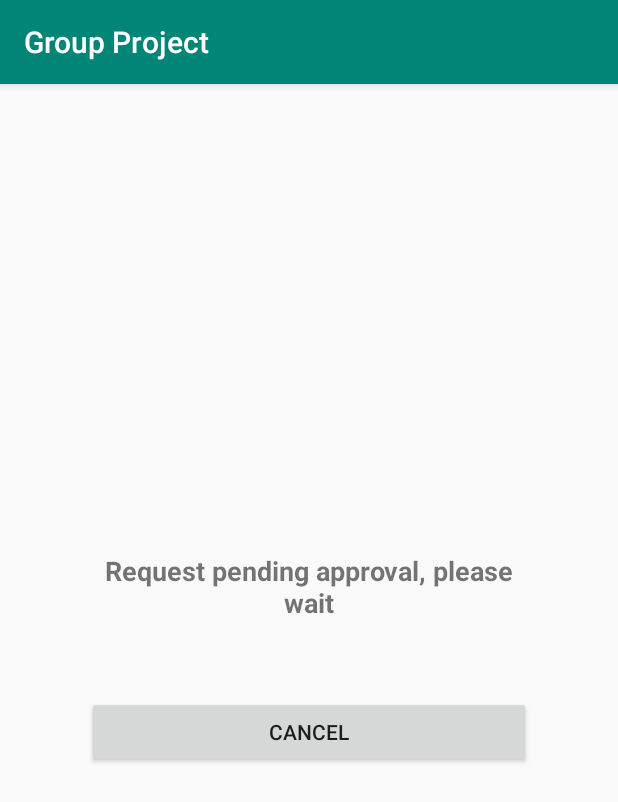
After one commit to ConorOLeary98/Group-Project, an Android app: the PendingRequest screen opened directly, with no data from a screen before it, on a phone screen of 412 x 824 dp. The commit adds this screen. Shown: the top 802 px of the screen. Run offline under Robolectric (Android 15) with nearby library versions, the phone set to English and light mode, and no system bars; our stand-ins replace Firebase (no records; nobody signed in at launch, a user with empty details on screens opened directly); 2 statements that could not run were skipped.

Commit message:
Made booking sequence work from form to map to trip finished state

```diff
--- a/Android App/app/src/main/AndroidManifest.xml
+++ b/Android App/app/src/main/AndroidManifest.xml
@@ -8,7 +8,7 @@
          location permissions for the 'MyLocation' functionality.
     -->
     <uses-permission android:name="android.permission.ACCESS_FINE_LOCATION" />
-    <uses-permission android:name="android.permission.INTERNET"/>
+    <uses-permission android:name="android.permission.INTERNET" />
 
     <application
         android:allowBackup="true"
@@ -42,7 +42,8 @@
         <activity
             android:name=".MapVehicleViewerActivity"
             android:label="@string/title_activity_map_vehicle_viewer" />
-        <activity android:name=".TripRequestForm"></activity>
+        <activity android:name=".TripRequestForm" />
+        <activity android:name=".PendingRequest"></activity>
     </application>
 
 </manifest>
--- a/Android App/app/src/main/java/ie/lesieckimycit/bartosz/groupproject/MenuActivity.java
+++ b/Android App/app/src/main/java/ie/lesieckimycit/bartosz/groupproject/MenuActivity.java
@@ -13,7 +13,7 @@ public class MenuActivity extends AppCompatActivity {
         super.onCreate(savedInstanceState);
         setContentView(R.layout.activity_menu);
 
-        Button mapBtn = findViewById(R.id.btn_map);
+        /*Button mapBtn = findViewById(R.id.btn_map);
 
         mapBtn.setOnClickListener(new View.OnClickListener() {
             @Override
@@ -22,7 +22,7 @@ public class MenuActivity extends AppCompatActivity {
                 startActivity(intent);
 
             }
-        });
+        });*/
 
     }
 }
--- /dev/null
+++ b/Android App/app/src/main/java/ie/lesieckimycit/bartosz/groupproject/PendingRequest.java
@@ -0,0 +1,95 @@
+package ie.lesieckimycit.bartosz.groupproject;
+
+import android.content.Intent;
+import android.support.annotation.NonNull;
+import android.support.v7.app.AppCompatActivity;
+import android.os.Bundle;
+import android.view.View;
+import android.widget.Button;
+
+import com.google.android.gms.maps.model.LatLng;
+import com.google.firebase.database.DataSnapshot;
+import com.google.firebase.database.DatabaseError;
+import com.google.firebase.database.DatabaseReference;
+import com.google.firebase.database.FirebaseDatabase;
+import com.google.firebase.database.ValueEventListener;
+
+import java.util.concurrent.ThreadLocalRandom;
+
+public class PendingRequest extends AppCompatActivity {
+    private String ID;
+    @Override
+    protected void onCreate(Bundle savedInstanceState) {
+        super.onCreate(savedInstanceState);
+        setContentView(R.layout.activity_pending_request);
+        final Intent i = getIntent();
+
+        final Bundle bundle = i.getParcelableExtra("bundle");
+        LatLng startLatLng = bundle.getParcelable("start");
+        LatLng destLatLng = bundle.getParcelable("dest");
+
+        FirebaseDatabase database = FirebaseDatabase.getInstance();
+        DatabaseReference myRef = database.getReference("tripRequests");
+
+        Request myRequest = new Request(startLatLng,destLatLng);
+
+        //ID random 8 char
+        //state = pending
+        //start = latlng
+        //dest = latlng
+        //vehicleid = ""
+        //userCancel = false
+
+        RandomString gen = new RandomString(8, ThreadLocalRandom.current());
+        ID = gen.nextString();
+        myRef.child(ID).setValue(myRequest);
+
+        DatabaseReference myTripRef = database.getReference("tripRequests").child(ID);
+
+        myTripRef.addValueEventListener(new ValueEventListener() {
+            @Override
+            public void onDataChange(DataSnapshot dataSnapshot) {
+
+                if ("approved".equals(dataSnapshot.child("state").getValue(String.class))){
+                    //TODO nav to map with data
+                    bundle.putString("vehicleID",dataSnapshot.child("vehicleID").getValue(String.class));
+                    Intent intent = new Intent(PendingRequest.this, MapVehicleViewerActivity.class);
+                    intent.putExtra("bundle",bundle);
+
+                    startActivity(intent);
+                }
+                else if("denied".equals(dataSnapshot.child("state").getValue(String.class))){
+                    //TODO alert saying trip denied
+                }
+
+            }
+
+            @Override
+            public void onCancelled(@NonNull DatabaseError databaseError) {
+
+            }
+        });
+
+        Button cancel = findViewById(R.id.btn_user_cancel);
+        cancel.setOnClickListener(new View.OnClickListener() {
+            @Override
+            public void onClick(View v) {
+                cancelTrip();
+            }
+        });
+    }
+    @Override
+    public void onBackPressed() {
+        cancelTrip();
+        Intent intent = new Intent(PendingRequest.this,MenuActivity.class);
+        startActivity(intent);
+    }
+
+    public void cancelTrip(){
+        FirebaseDatabase database = FirebaseDatabase.getInstance();
+        DatabaseReference myRef = database.getReference("tripRequests/" + ID + "/userCanceled");
+        myRef.setValue(new Boolean(true));
+        Intent intent = new Intent(PendingRequest.this, TripRequestForm.class);
+        startActivity(intent);
+    }
+}
--- a/Android App/app/src/main/java/ie/lesieckimycit/bartosz/groupproject/Request.java
+++ b/Android App/app/src/main/java/ie/lesieckimycit/bartosz/groupproject/Request.java
@@ -8,6 +8,7 @@ public class Request {
     public LatLng finish;
     public String state;
     public String vehicleID;
+    public Boolean userCanceled;
 
     public Request(){}
 
@@ -16,5 +17,6 @@ public class Request {
         this.finish = finish;
         this.state = "pending";
         this.vehicleID = "";
+        this.userCanceled = false;
     }
 }
--- /dev/null
+++ b/Android App/app/src/main/res/layout/activity_pending_request.xml
@@ -0,0 +1,42 @@
+<?xml version="1.0" encoding="utf-8"?>
+<android.support.constraint.ConstraintLayout xmlns:android="http://schemas.android.com/apk/res/android"
+    xmlns:app="http://schemas.android.com/apk/res-auto"
+    xmlns:tools="http://schemas.android.com/tools"
+    android:layout_width="match_parent"
+    android:layout_height="match_parent"
+    tools:context=".PendingRequest">
+
+    <LinearLayout
+        android:id="@+id/linearLayout"
+        android:layout_width="0dp"
+        android:layout_height="0dp"
+        android:layout_marginBottom="8dp"
+        android:layout_marginEnd="8dp"
+        android:layout_marginStart="8dp"
+        android:layout_marginTop="8dp"
+        android:gravity="center"
+        android:orientation="vertical"
+        android:paddingLeft="50dp"
+        android:paddingRight="50dp"
+        app:layout_constraintBottom_toBottomOf="parent"
+        app:layout_constraintEnd_toEndOf="parent"
+        app:layout_constraintStart_toStartOf="parent"
+        app:layout_constraintTop_toTopOf="parent">
+
+        <TextView
+            android:id="@+id/textView3"
+            android:layout_width="match_parent"
+            android:layout_height="wrap_content"
+            android:paddingBottom="50dp"
+            android:text="Request pending approval, please wait"
+            android:textAlignment="center"
+            android:textSize="18sp"
+            android:textStyle="bold" />
+
+        <Button
+            android:id="@+id/btn_user_cancel"
+            android:layout_width="match_parent"
+            android:layout_height="wrap_content"
+            android:text="Cancel" />
+    </LinearLayout>
+</android.support.constraint.ConstraintLayout>
--- a/Android App/app/src/main/res/layout/activity_trip_request_form.xml
+++ b/Android App/app/src/main/res/layout/activity_trip_request_form.xml
@@ -17,7 +17,7 @@
 
             <TextView
                 android:id="@+id/textView"
-                android:layout_width="match_parent"
+                android:layout_width="10dp"
                 android:layout_height="wrap_content"
                 android:text="Journey Start"
                 tools:layout_editor_absoluteX="94dp"
@@ -26,7 +26,7 @@
             <AutoCompleteTextView
                 android:id="@+id/autoCompleteTextView"
                 android:layout_width="250dp"
-                android:layout_height="wrap_content"
+                android:layout_height="100dp"
                 tools:layout_editor_absoluteX="94dp"
                 tools:layout_editor_absoluteY="61dp" />
 
@@ -48,7 +48,7 @@
             <AutoCompleteTextView
                 android:id="@+id/autoCompleteTextView2"
                 android:layout_width="match_parent"
-                android:layout_height="wrap_content"
+                android:layout_height="100dp"
                 tools:layout_editor_absoluteX="93dp"
                 tools:layout_editor_absoluteY="148dp" />
         </TableRow>
```
Also changed, not shown: Android App/app/src/main/java/ie/lesieckimycit/bartosz/groupproject/MapVehicleViewerActivity.java (+120 -14 lines), Android App/app/src/main/java/ie/lesieckimycit/bartosz/groupproject/TripRequestForm.java (+10 -34 lines).
